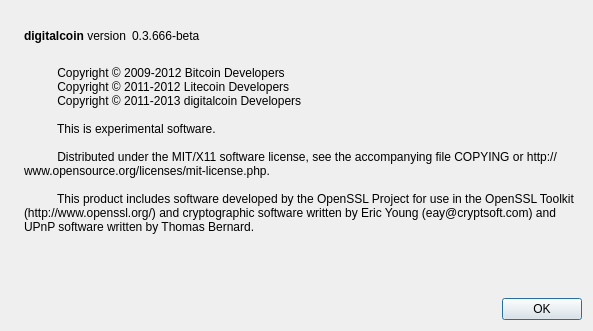
First picture: the form in src/qt/forms/aboutdialog.ui, repository MrBaconBit/BaconBits, before the edit.
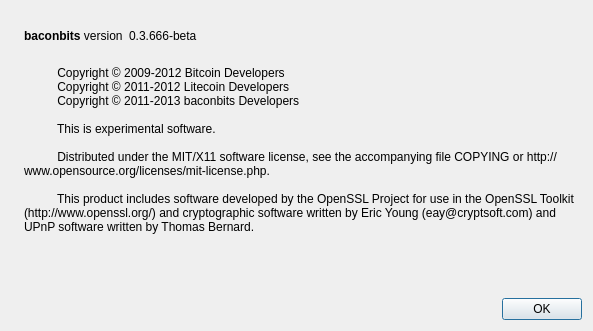
Second picture: the form after the edit. Icons and pictures are not drawn.

```diff
--- a/src/qt/forms/aboutdialog.ui
+++ b/src/qt/forms/aboutdialog.ui
@@ -50,7 +50,7 @@
           <cursorShape>IBeamCursor</cursorShape>
          </property>
          <property name="text">
-          <string>&lt;b&gt;digitalcoin&lt;/b&gt; version</string>
+          <string>&lt;b&gt;baconbits&lt;/b&gt; version</string>
          </property>
          <property name="textInteractionFlags">
           <set>Qt::LinksAccessibleByMouse|Qt::TextSelectableByKeyboard|Qt::TextSelectableByMouse</set>
@@ -97,7 +97,7 @@
         <string>
           Copyright © 2009-2012 Bitcoin Developers
           Copyright © 2011-2012 Litecoin Developers
-          Copyright © 2011-2013 digitalcoin Developers
+          Copyright © 2011-2013 baconbits Developers
 
           This is experimental software.
 
```
Left out of the diff: 2 changed lines with no effect on the pictures.
